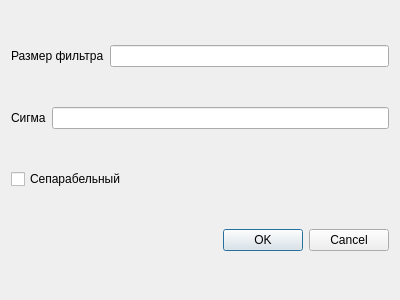
KirillTenikov/CV, file gaussdialog.ui: the form before one commit.
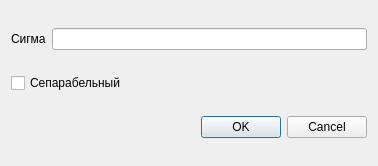
The form after the commit.

The edit to the form file:
```diff
--- a/gaussdialog.ui
+++ b/gaussdialog.ui
@@ -6,34 +6,14 @@
    <rect>
     <x>0</x>
     <y>0</y>
-    <width>400</width>
-    <height>300</height>
+    <width>378</width>
+    <height>166</height>
    </rect>
   </property>
   <property name="windowTitle">
    <string>Dialog</string>
   </property>
   <layout class="QVBoxLayout" name="verticalLayout">
-   <item>
-    <layout class="QHBoxLayout" name="horizontalLayout">
-     <item>
-      <widget class="QLabel" name="label">
-       <property name="sizePolicy">
-        <sizepolicy hsizetype="Preferred" vsizetype="Preferred">
-         <horstretch>0</horstretch>
-         <verstretch>0</verstretch>
-        </sizepolicy>
-       </property>
-       <property name="text">
-        <string>Размер фильтра</string>
-       </property>
-      </widget>
-     </item>
-     <item>
-      <widget class="QLineEdit" name="lineEdit"/>
-     </item>
-    </layout>
-   </item>
    <item>
     <layout class="QHBoxLayout" name="horizontalLayout_2">
      <item>
```
